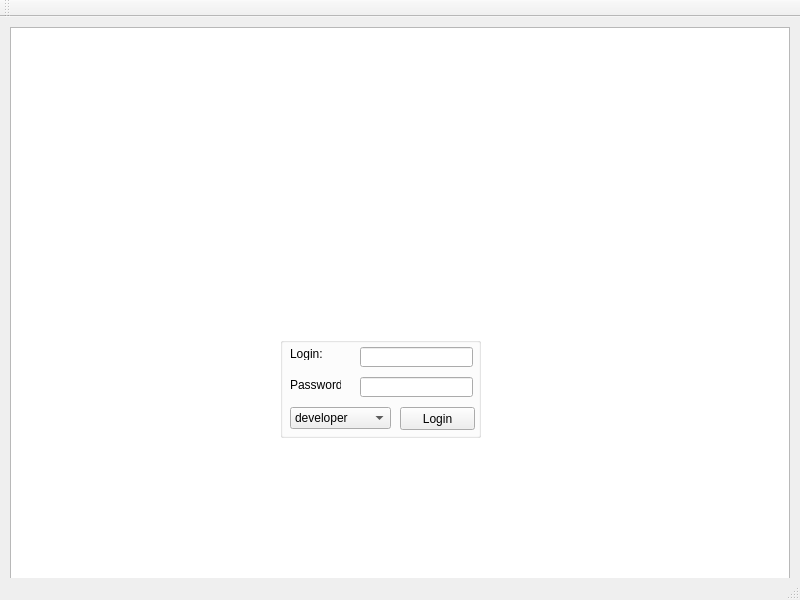
Before: the Qt Designer form untitled/mainwindow.ui in rukia11/AGHacksy, drawn with Qt 5.
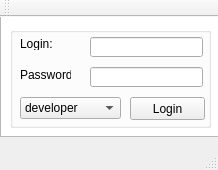
After: the same form once the commit is applied.

Commit message: poprawilem rozmiar okienka logowania

Patch:
```diff
--- a/untitled/mainwindow.ui
+++ b/untitled/mainwindow.ui
@@ -6,8 +6,8 @@
    <rect>
     <x>0</x>
     <y>0</y>
-    <width>800</width>
-    <height>600</height>
+    <width>218</width>
+    <height>170</height>
    </rect>
   </property>
   <property name="windowTitle">
@@ -17,18 +17,18 @@
    <widget class="QListView" name="listView">
     <property name="geometry">
      <rect>
-      <x>10</x>
-      <y>10</y>
-      <width>780</width>
-      <height>580</height>
+      <x>0</x>
+      <y>-1</y>
+      <width>221</width>
+      <height>121</height>
      </rect>
     </property>
    </widget>
    <widget class="QGroupBox" name="groupBox">
     <property name="geometry">
      <rect>
-      <x>280</x>
-      <y>320</y>
+      <x>10</x>
+      <y>10</y>
       <width>201</width>
       <height>101</height>
      </rect>
```
Left out of the diff: 2 changed lines with no effect on the pictures.
